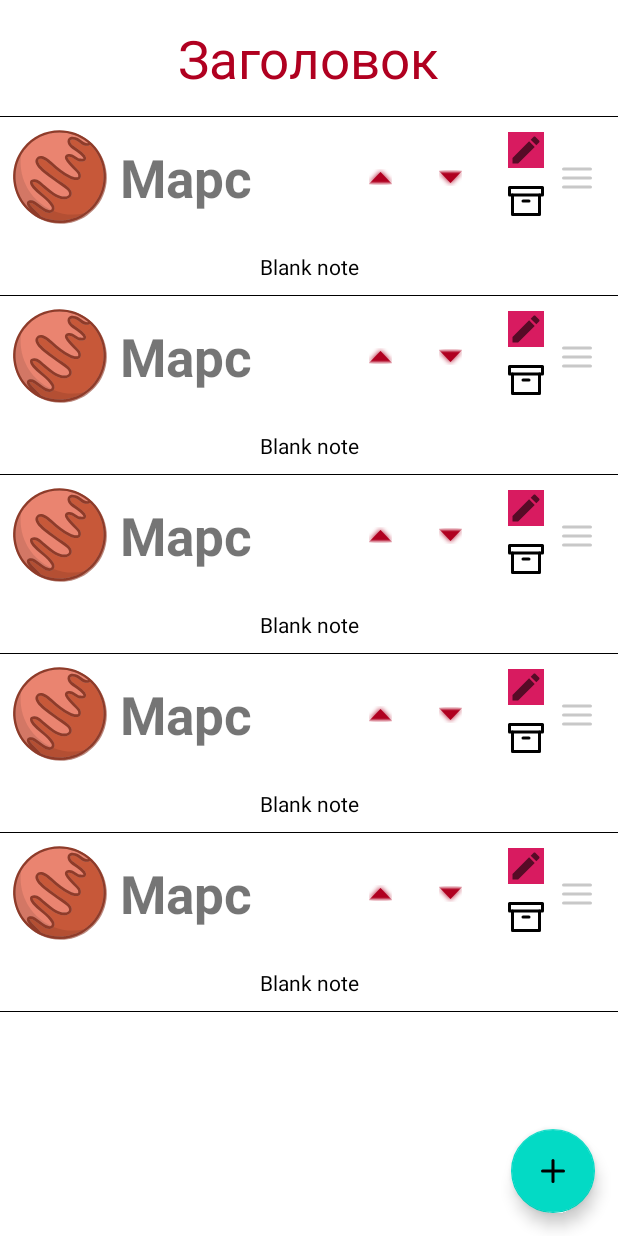
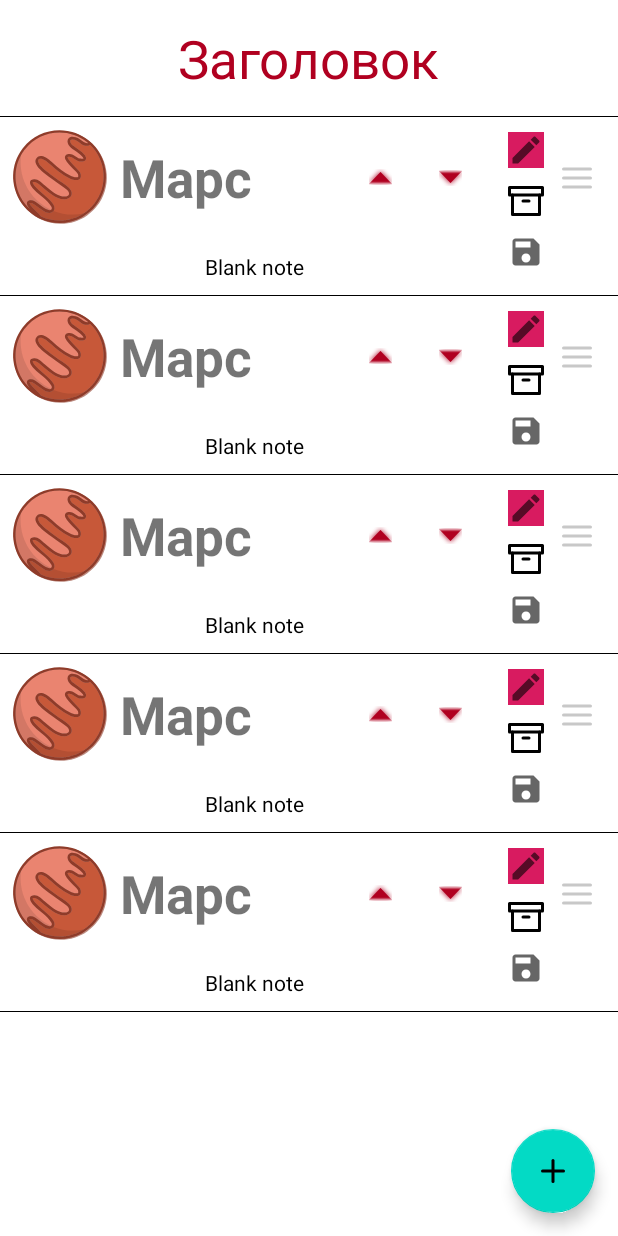
Before and after one commit to buthed/MaterialDesign, an Android app: the PlanetsActivity screen opened directly, with no data from a screen before it, on a phone screen of 412 x 824 dp. Run offline under Robolectric (Android 15) with nearby library versions, the phone set to English and light mode, and no system bars.

Commit message:
With correct notes, but w/o toggle

```diff
--- a/app/src/main/java/com/example/materialdesign/view/planets/PlanetsActivityAdapter.kt
+++ b/app/src/main/java/com/example/materialdesign/view/planets/PlanetsActivityAdapter.kt
@@ -82,7 +82,6 @@ class PlanetsActivityAdapter (
 
     inner class MarsViewHolder(view: View) : BaseViewHolder(view),ItemTouchHelperViewHolder {
         override fun bind(pair: Pair<Data, Boolean>) {
-            // было itemView.findViewById<ImageView>(R.id.marsImageView).setOnClickListener {  }
             ActivityRecyclerItemMarsBinding.bind(itemView).apply {
                 marsImageView.setOnClickListener {
                     onListItemClickListener.onItemClick(pair.first)
@@ -94,8 +93,14 @@ class PlanetsActivityAdapter (
                 removeItemImageView.setOnClickListener { removeItem() }
                 moveItemUp.setOnClickListener { moveUp() }
                 moveItemDown.setOnClickListener { moveDown() }
-                marsTextView.setOnClickListener { toggleText() }
+                //marsTextView.setOnClickListener { toggleText() }
                 marsDescriptionTextView.visibility = if (pair.second) View.VISIBLE else View.GONE
+                saveItemImageView.setOnClickListener {
+                    marsTextView.setText(marsEditTextView.text.toString())
+                    marsDescriptionTextView.setText(marsEditDescriptionTextView.text.toString())
+                    group.setVisibility(View.VISIBLE)
+                    editGroup.setVisibility(View.GONE)
+                }
 
                 dragHandleImageView.setOnTouchListener { v, event ->
                     if (MotionEventCompat.getActionMasked(event) == MotionEvent.ACTION_DOWN) {
--- a/app/src/main/res/layout/activity_recycler_item_mars.xml
+++ b/app/src/main/res/layout/activity_recycler_item_mars.xml
@@ -58,7 +58,7 @@
         android:text="Blank note"
         android:textColor="#000"
         android:visibility="gone"
-        app:layout_constraintEnd_toEndOf="parent"
+        app:layout_constraintEnd_toStartOf="@+id/saveItemImageView"
         app:layout_constraintStart_toStartOf="parent"
         app:layout_constraintTop_toBottomOf="@+id/marsImageView"
         tools:visibility="gone" />
@@ -70,7 +70,7 @@
         android:padding="10dp"
         android:hint="Запишите что-нибудь :)"
         android:textColor="#000"
-        app:layout_constraintEnd_toEndOf="parent"
+        app:layout_constraintEnd_toStartOf="@+id/saveItemImageView"
         app:layout_constraintStart_toStartOf="parent"
         app:layout_constraintTop_toBottomOf="@+id/marsImageView" />
 
@@ -119,6 +119,15 @@
         app:srcCompat="@drawable/ic_archive" />
 
     <androidx.appcompat.widget.AppCompatImageView
+        android:id="@+id/saveItemImageView"
+        android:layout_width="wrap_content"
+        android:layout_height="wrap_content"
+        android:layout_margin="10dp"
+        app:layout_constraintEnd_toStartOf="@+id/dragHandleImageView"
+        app:layout_constraintTop_toBottomOf="@id/removeItemImageView"
+        app:srcCompat="@drawable/ic_save" />
+
+    <androidx.appcompat.widget.AppCompatImageView
         android:id="@+id/dragHandleImageView"
         android:layout_width="wrap_content"
         android:layout_height="wrap_content"
```
